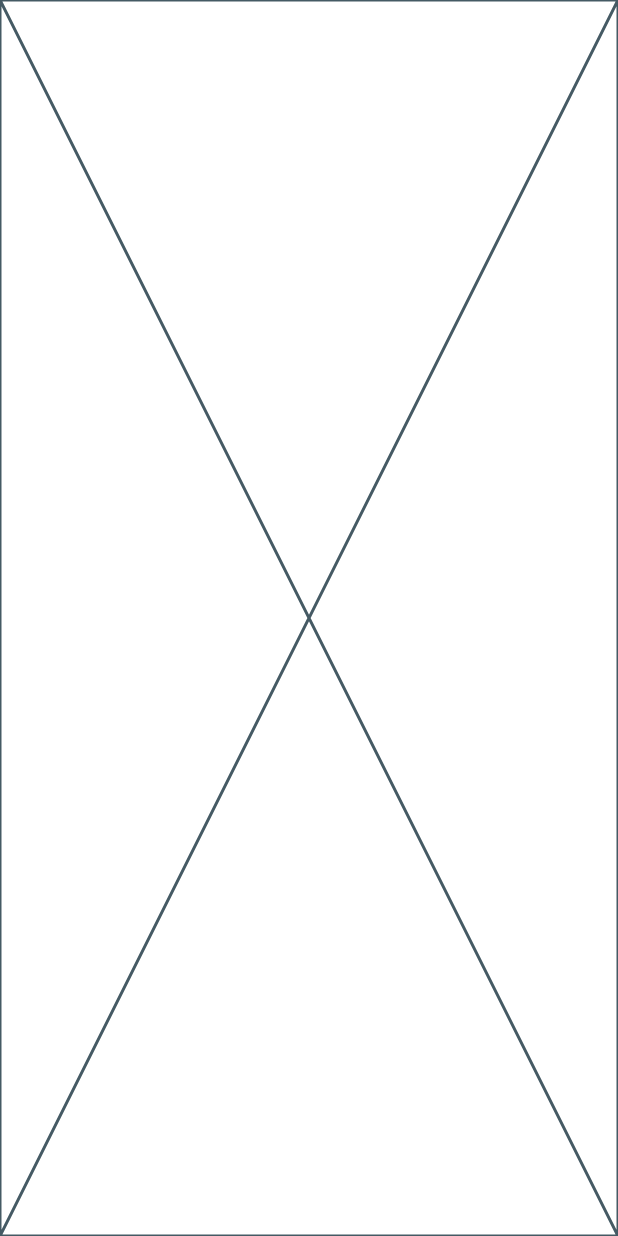
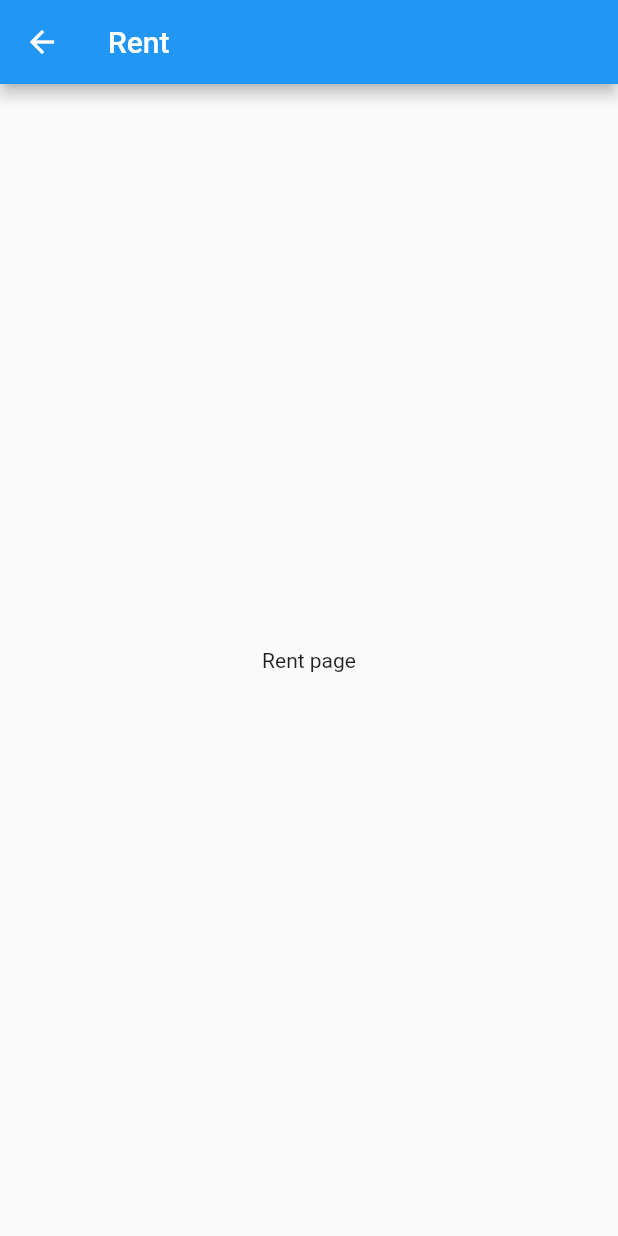
Before and after one commit to vineetsingh-27/flutter_login, a Flutter app: the screen it shows once a user with an empty profile is signed in, item 2 of the bottom bar chosen, on a phone screen of 412 x 824 dp. Run offline on Flutter 3.47's test engine with Material 2 defaults, Android fonts, the phone set to English and light mode, and no system bars; our stand-ins replace carousel_slider, firebase_auth, firebase_core, geolocator, get, pinput and 3 more; accounts and stored records are empty; network calls fail.

Commit message:
rent page added

```diff
--- a/lib/screens/rent/rent.dart
+++ b/lib/screens/rent/rent.dart
@@ -10,6 +10,11 @@ class Rent extends StatefulWidget {
 class _RentState extends State<Rent> {
   @override
   Widget build(BuildContext context) {
-    return const Placeholder();
+    return Scaffold(
+      appBar: AppBar(
+        title: const Text("Rent"),
+      ),
+      body: const Center(child: Text("Rent page")),
+    );
   }
 }
```
